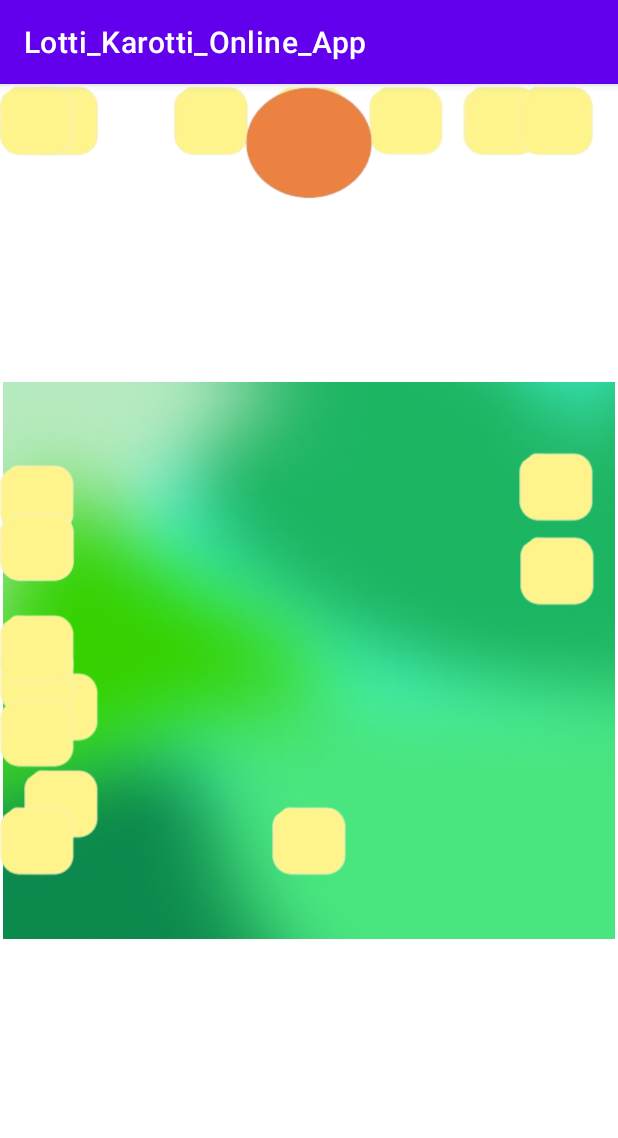
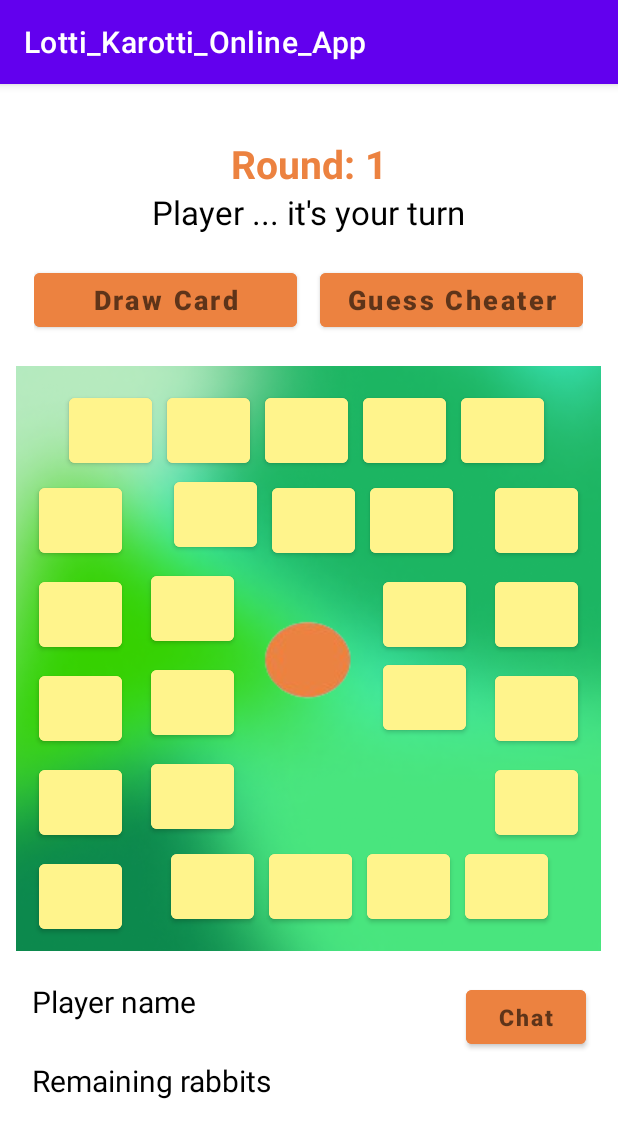
Before and after one commit to SE2-Gruppe-III-LottiKarotti/Frontend, an Android app: the GameActivity screen opened directly, with no data from a screen before it, on a phone screen of 412 x 824 dp. Shown: the top 1138 px of the screen. Run offline under Robolectric (Android 15) with nearby library versions, the phone set to English and light mode, and no system bars.

Commit message:
update gameboard

```diff
--- a/app/src/main/AndroidManifest.xml
+++ b/app/src/main/AndroidManifest.xml
@@ -17,7 +17,7 @@
         tools:targetApi="31">
         <activity
             android:name=".activities.GameActivity"
-            android:exported="false" />
+            android:exported="true" />
         <activity
             android:name=".activities.OpenRoomActivity"
             android:exported="false" />
--- a/app/src/main/res/layout/activity_game.xml
+++ b/app/src/main/res/layout/activity_game.xml
@@ -1,5 +1,5 @@
 <?xml version="1.0" encoding="utf-8"?>
-<androidx.constraintlayout.widget.ConstraintLayout xmlns:android="http://schemas.android.com/apk/res/android"
+<RelativeLayout xmlns:android="http://schemas.android.com/apk/res/android"
     xmlns:app="http://schemas.android.com/apk/res-auto"
     xmlns:tools="http://schemas.android.com/tools"
     android:id="@+id/main"
@@ -7,268 +7,372 @@
     android:layout_height="match_parent"
     tools:context=".activities.GameActivity">
 
-    <ImageView
-        android:id="@+id/imageView3"
-        android:layout_width="408dp"
-        android:layout_height="378dp"
-        app:layout_constraintBottom_toBottomOf="parent"
-        app:layout_constraintEnd_toEndOf="parent"
-        app:layout_constraintStart_toStartOf="parent"
-        app:layout_constraintTop_toTopOf="parent"
-        app:srcCompat="@drawable/background" />
+    <TextView
+        android:id="@+id/texttitle"
+        android:layout_width="wrap_content"
+        android:layout_height="wrap_content"
+        android:layout_centerHorizontal="true"
+        android:layout_marginTop="35dp"
+        android:text="@string/round_1"
+        android:textColor="@color/orange"
+        android:textSize="26sp"
+        android:textStyle="bold" />
 
-    <ImageView
-        android:id="@+id/imageView5"
-        android:layout_width="50dp"
-        android:layout_height="50dp"
-        android:layout_marginStart="16dp"
-        app:layout_constraintStart_toStartOf="parent"
-        app:srcCompat="@drawable/field"
-        tools:layout_editor_absoluteY="494dp" />
+    <RelativeLayout
+        android:id="@+id/relative_layout1"
+        android:layout_width="wrap_content"
+        android:layout_height="wrap_content"
+        android:layout_below="@+id/texttitle"
+        android:layout_centerHorizontal="true"
+        android:layout_marginBottom="20dp">
 
-    <ImageView
-        android:id="@+id/imageView6"
-        android:layout_width="50dp"
-        android:layout_height="50dp"
-        android:layout_marginStart="16dp"
-        app:layout_constraintBottom_toBottomOf="parent"
-        app:layout_constraintStart_toStartOf="parent"
-        app:layout_constraintTop_toTopOf="parent"
-        app:layout_constraintVertical_bias="0.634"
-        app:srcCompat="@drawable/field" />
+        <TextView
+            android:id="@+id/text_player"
+            android:layout_width="250dp"
+            android:layout_height="wrap_content"
+            android:text="@string/player_it_s_your_turn"
+            android:textAlignment="center"
+            android:textColor="@color/black"
+            android:textSize="22dp" />
+    </RelativeLayout>
 
-    <ImageView
-        android:id="@+id/imageView7"
-        android:layout_width="50dp"
-        android:layout_height="50dp"
-        android:layout_marginStart="16dp"
-        app:layout_constraintBottom_toBottomOf="parent"
-        app:layout_constraintStart_toStartOf="parent"
-        app:layout_constraintTop_toTopOf="parent"
-        app:layout_constraintVertical_bias="0.544"
-        app:srcCompat="@drawable/field" />
+    <RelativeLayout
+        android:id="@+id/relative_layout2"
+        android:layout_width="wrap_content"
+        android:layout_height="wrap_content"
+        android:layout_below="@+id/relative_layout1"
+        android:layout_centerHorizontal="true"
+        android:layout_marginBottom="20dp">
 
-    <ImageView
-        android:id="@+id/imageView8"
-        android:layout_width="50dp"
-        android:layout_height="50dp"
-        android:layout_marginStart="16dp"
-        app:layout_constraintStart_toStartOf="parent"
-        app:srcCompat="@drawable/field"
-        tools:layout_editor_absoluteY="303dp" />
+        <Button
+            android:id="@+id/btn_draw"
+            android:layout_width="175dp"
+            android:layout_height="wrap_content"
+            android:layout_marginEnd="15dp"
+            android:backgroundTint="@color/orange"
+            android:hint="@string/draw_card"
+            android:textColor="@color/black"
+            android:textSize="18dp"
+            android:textStyle="bold" />
 
-    <ImageView
-        android:id="@+id/imageView9"
-        android:layout_width="50dp"
-        android:layout_height="50dp"
-        android:layout_marginStart="16dp"
-        app:layout_constraintStart_toStartOf="parent"
-        app:srcCompat="@drawable/field"
-        tools:layout_editor_absoluteY="245dp" />
+        <Button
+            android:id="@+id/btn_guess"
+            android:layout_width="175dp"
+            android:layout_height="wrap_content"
+            android:layout_toEndOf="@id/btn_draw"
+            android:backgroundTint="@color/orange"
+            android:hint="@string/guess_cheater"
+            android:textColor="@color/black"
+            android:textSize="18dp"
+            android:textStyle="bold" />
+    </RelativeLayout>
 
-    <ImageView
-        android:id="@+id/imageView10"
-        android:layout_width="50dp"
-        android:layout_height="50dp"
-        app:srcCompat="@drawable/field"
-        tools:layout_editor_absoluteX="49dp"
-        tools:layout_editor_absoluteY="187dp" />
+    <RelativeLayout
+        android:id="@+id/relative_layout3"
+        android:layout_width="390dp"
+        android:layout_height="390dp"
+        android:layout_below="@+id/relative_layout2"
+        android:layout_centerHorizontal="true"
+        android:layout_marginBottom="20dp"
+        android:background="@drawable/background">
 
-    <ImageView
-        android:id="@+id/imageView11"
-        android:layout_width="50dp"
-        android:layout_height="50dp"
-        app:layout_constraintEnd_toEndOf="parent"
-        app:layout_constraintHorizontal_bias="0.321"
-        app:layout_constraintStart_toStartOf="parent"
-        app:srcCompat="@drawable/field"
-        tools:layout_editor_absoluteY="187dp" />
+        <Button
+            android:id="@+id/field5"
+            android:layout_width="55dp"
+            android:layout_height="55dp"
+            android:layout_alignParentStart="true"
+            android:layout_marginStart="15dp"
+            android:layout_marginTop="75dp"
+            android:layout_marginBottom="7dp"
+            android:backgroundTint="@color/yellow" />
 
-    <ImageView
-        android:id="@+id/imageView12"
-        android:layout_width="50dp"
-        android:layout_height="50dp"
-        app:layout_constraintEnd_toEndOf="parent"
-        app:layout_constraintHorizontal_bias="0.501"
-        app:layout_constraintStart_toStartOf="parent"
-        app:srcCompat="@drawable/field"
-        tools:layout_editor_absoluteY="187dp" />
+        <Button
+            android:id="@+id/field4"
+            android:layout_width="55dp"
+            android:layout_height="55dp"
+            android:layout_below="@id/field5"
+            android:layout_marginStart="15dp"
+            android:layout_marginBottom="7dp"
+            android:backgroundTint="@color/yellow" />
 
-    <ImageView
-        android:id="@+id/imageView13"
-        android:layout_width="50dp"
-        android:layout_height="50dp"
-        android:layout_marginEnd="116dp"
-        app:layout_constraintEnd_toEndOf="parent"
-        app:srcCompat="@drawable/field"
-        tools:layout_editor_absoluteY="187dp" />
+        <Button
+            android:id="@+id/field3"
+            android:layout_width="55dp"
+            android:layout_height="55dp"
+            android:layout_below="@id/field4"
+            android:layout_marginStart="15dp"
+            android:layout_marginBottom="7dp"
+            android:backgroundTint="@color/yellow" />
 
-    <ImageView
-        android:id="@+id/imageView14"
-        android:layout_width="50dp"
-        android:layout_height="50dp"
-        app:layout_constraintEnd_toEndOf="parent"
-        app:layout_constraintHorizontal_bias="0.853"
-        app:layout_constraintStart_toStartOf="parent"
-        app:srcCompat="@drawable/field"
-        tools:layout_editor_absoluteY="187dp" />
+        <Button
+            android:id="@+id/field2"
+            android:layout_width="55dp"
+            android:layout_height="55dp"
+            android:layout_below="@id/field3"
+            android:layout_marginStart="15dp"
+            android:layout_marginBottom="7dp"
+            android:backgroundTint="@color/yellow" />
 
-    <ImageView
-        android:id="@+id/imageView15"
-        android:layout_width="50dp"
-        android:layout_height="50dp"
-        android:layout_marginTop="244dp"
-        android:layout_marginEnd="16dp"
-        app:layout_constraintEnd_toEndOf="parent"
-        app:layout_constraintTop_toTopOf="parent"
-        app:srcCompat="@drawable/field" />
+        <Button
+            android:id="@+id/field1"
+            android:layout_width="55dp"
+            android:layout_height="55dp"
+            android:layout_below="@id/field2"
+            android:layout_marginStart="15dp"
+            android:layout_marginBottom="7dp"
+            android:backgroundTint="@color/yellow" />
 
-    <ImageView
-        android:id="@+id/imageView16"
-        android:layout_width="50dp"
-        android:layout_height="50dp"
-        android:layout_marginTop="300dp"
-        app:layout_constraintEnd_toEndOf="parent"
-        app:layout_constraintHorizontal_bias="0.958"
-        app:layout_constraintStart_toStartOf="parent"
-        app:layout_constraintTop_toTopOf="parent"
-        app:srcCompat="@drawable/field" />
+        <Button
+            android:id="@+id/field6"
+            android:layout_width="55dp"
+            android:layout_height="55dp"
+            android:layout_alignParentTop="true"
+            android:layout_marginStart="35dp"
+            android:layout_marginTop="15dp"
+            android:layout_marginBottom="7dp"
+            android:backgroundTint="@color/yellow" />
 
-    <ImageView
-        android:id="@+id/imageView17"
-        android:layout_width="50dp"
-        android:layout_height="50dp"
-        app:layout_constraintEnd_toEndOf="parent"
-        app:layout_constraintHorizontal_bias="0.955"
-        app:layout_constraintStart_toStartOf="parent"
-        app:srcCompat="@drawable/field"
-        tools:layout_editor_absoluteY="358dp" />
+        <Button
+            android:id="@+id/field7"
+            android:layout_width="55dp"
+            android:layout_height="55dp"
+            android:layout_marginStart="10dp"
+            android:layout_marginTop="15dp"
+            android:layout_toEndOf="@id/field6"
+            android:backgroundTint="@color/yellow" />
 
-    <ImageView
-        android:id="@+id/imageView18"
-        android:layout_width="50dp"
-        android:layout_height="50dp"
-        android:layout_marginEnd="52dp"
-        app:layout_constraintEnd_toEndOf="parent"
-        app:srcCompat="@drawable/field"
-        tools:layout_editor_absoluteY="480dp" />
+        <Button
+            android:id="@+id/field8"
+            android:layout_width="55dp"
+            android:layout_height="55dp"
+            android:layout_marginStart="10dp"
+            android:layout_marginTop="15dp"
+            android:layout_toEndOf="@id/field7"
+            android:backgroundTint="@color/yellow" />
 
-    <ImageView
-        android:id="@+id/imageView19"
-        android:layout_width="50dp"
-        android:layout_height="50dp"
-        android:layout_marginTop="480dp"
-        app:layout_constraintTop_toTopOf="parent"
-        app:srcCompat="@drawable/field"
-        tools:layout_editor_absoluteX="245dp" />
+        <Button
+            android:id="@+id/field9"
+            android:layout_width="55dp"
+            android:layout_height="55dp"
+            android:layout_marginStart="10dp"
+            android:layout_marginTop="15dp"
+            android:layout_toEndOf="@id/field8"
+            android:backgroundTint="@color/yellow" />
 
-    <ImageView
-        android:id="@+id/imageView20"
-        android:layout_width="50dp"
-        android:layout_height="50dp"
-        android:layout_marginTop="480dp"
-        app:layout_constraintEnd_toEndOf="parent"
-        app:layout_constraintStart_toStartOf="parent"
-        app:layout_constraintTop_toTopOf="parent"
-        app:srcCompat="@drawable/field" />
+        <Button
+            android:id="@+id/field10"
+            android:layout_width="55dp"
+            android:layout_height="55dp"
+            android:layout_marginStart="10dp"
+            android:layout_marginTop="15dp"
+            android:layout_toEndOf="@id/field9"
+            android:backgroundTint="@color/yellow" />
 
-    <ImageView
-        android:id="@+id/imageView21"
-        android:layout_width="50dp"
-        android:layout_height="50dp"
-        app:layout_constraintEnd_toEndOf="parent"
-        app:layout_constraintHorizontal_bias="0.321"
-        app:layout_constraintStart_toStartOf="parent"
-        app:srcCompat="@drawable/field"
-        tools:layout_editor_absoluteY="480dp" />
+        <Button
+            android:id="@+id/field11"
+            android:layout_width="55dp"
+            android:layout_height="55dp"
+            android:layout_alignParentEnd="true"
+            android:layout_marginTop="75dp"
+            android:layout_marginEnd="15dp"
+            android:layout_marginBottom="7dp"
+            android:backgroundTint="@color/yellow" />
 
-    <ImageView
-        android:id="@+id/imageView22"
-        android:layout_width="50dp"
-        android:layout_height="50dp"
-        app:srcCompat="@drawable/field"
-        tools:layout_editor_absoluteX="85dp"
-        tools:layout_editor_absoluteY="421dp" />
+        <Button
+            android:id="@+id/field12"
+            android:layout_width="55dp"
+            android:layout_height="55dp"
+            android:layout_below="@id/field11"
+            android:layout_alignParentEnd="true"
+            android:layout_marginEnd="15dp"
+            android:layout_marginBottom="7dp"
+            android:backgroundTint="@color/yellow" />
 
-    <ImageView
-        android:id="@+id/imageView23"
-        android:layout_width="50dp"
-        android:layout_height="50dp"
-        app:layout_constraintBottom_toBottomOf="parent"
-        app:layout_constraintTop_toTopOf="parent"
-        app:layout_constraintVertical_bias="0.518"
-        app:srcCompat="@drawable/field"
-        tools:layout_editor_absoluteX="85dp" />
+        <Button
+            android:id="@+id/field13"
+            android:layout_width="55dp"
+            android:layout_height="55dp"
+            android:layout_below="@id/field12"
+            android:layout_alignParentEnd="true"
+            android:layout_marginEnd="15dp"
+            android:layout_marginBottom="7dp"
+            android:backgroundTint="@color/yellow" />
 
-    <ImageView
-        android:id="@+id/imageView24"
-        android:layout_width="50dp"
-        android:layout_height="50dp"
-        android:layout_marginEnd="16dp"
-        app:layout_constraintEnd_toEndOf="parent"
-        app:srcCompat="@drawable/field"
-        tools:layout_editor_absoluteY="421dp" />
+        <Button
+            android:id="@+id/field14"
+            android:layout_width="55dp"
+            android:layout_height="55dp"
+            android:layout_below="@id/field13"
+            android:layout_alignParentEnd="true"
+            android:layout_marginEnd="15dp"
+            android:layout_marginBottom="7dp"
+            android:backgroundTint="@color/yellow" />
 
-    <ImageView
-        android:id="@+id/imageView25"
-        android:layout_width="50dp"
-        android:layout_height="50dp"
-        android:layout_marginTop="252dp"
-        app:layout_constraintTop_toTopOf="parent"
-        app:srcCompat="@drawable/field"
-        tools:layout_editor_absoluteX="145dp" />
+        <Button
+            android:id="@+id/field15"
+            android:layout_width="55dp"
+            android:layout_height="55dp"
+            android:layout_alignParentEnd="true"
+            android:layout_alignParentBottom="true"
+            android:layout_marginEnd="35dp"
+            android:layout_marginBottom="15dp"
+            android:backgroundTint="@color/yellow" />
 
-    <ImageView
-        android:id="@+id/imageView26"
-        android:layout_width="50dp"
-        android:layout_height="50dp"
-        app:srcCompat="@drawable/field"
-        tools:layout_editor_absoluteX="214dp"
-        tools:layout_editor_absoluteY="252dp" />
+        <Button
+            android:id="@+id/field16"
+            android:layout_width="55dp"
+            android:layout_height="55dp"
+            android:layout_alignParentBottom="true"
+            android:layout_marginEnd="10dp"
+            android:layout_marginBottom="15dp"
+            android:layout_toStartOf="@id/field15"
+            android:backgroundTint="@color/yellow" />
 
-    <ImageView
-        android:id="@+id/imageView27"
-        android:layout_width="50dp"
-        android:layout_height="50dp"
-        android:layout_marginTop="284dp"
-        app:layout_constraintTop_toTopOf="parent"
-        app:srcCompat="@drawable/field"
-        tools:layout_editor_absoluteX="85dp" />
+        <Button
+            android:id="@+id/field17"
+            android:layout_width="55dp"
+            android:layout_height="55dp"
+            android:layout_alignParentBottom="true"
+            android:layout_marginEnd="10dp"
+            android:layout_marginBottom="15dp"
+            android:layout_toStartOf="@id/field16"
+            android:backgroundTint="@color/yellow" />
 
-    <ImageView
-        android:id="@+id/imageView28"
-        android:layout_width="50dp"
-        android:layout_height="50dp"
-        android:layout_marginTop="284dp"
-        app:layout_constraintTop_toTopOf="parent"
-        app:srcCompat="@drawable/field"
-        tools:layout_editor_absoluteX="276dp" />
+        <Button
+            android:id="@+id/field18"
+            android:layout_width="55dp"
+            android:layout_height="55dp"
+            android:layout_alignParentBottom="true"
+            android:layout_marginEnd="10dp"
+            android:layout_marginBottom="15dp"
+            android:layout_toStartOf="@id/field17"
+            android:backgroundTint="@color/yellow" />
 
-    <ImageView
-        android:id="@+id/imageView29"
-        android:layout_width="50dp"
-        android:layout_height="50dp"
-        android:layout_marginTop="352dp"
-        app:layout_constraintTop_toTopOf="parent"
-        app:srcCompat="@drawable/field"
-        tools:layout_editor_absoluteX="276dp" />
+        <Button
+            android:id="@+id/field19"
+            android:layout_width="55dp"
+            android:layout_height="55dp"
+            android:layout_alignParentStart="true"
+            android:layout_alignParentBottom="true"
+            android:layout_marginStart="90dp"
+            android:layout_marginBottom="75dp"
+            android:backgroundTint="@color/yellow" />
 
-    <ImageView
-        android:id="@+id/imageView30"
-        android:layout_width="50dp"
-        android:layout_height="50dp"
-        android:layout_marginTop="408dp"
-        app:layout_constraintTop_toTopOf="parent"
-        app:srcCompat="@drawable/field"
-        tools:layout_editor_absoluteX="231dp" />
+        <Button
+            android:id="@+id/field20"
+            android:layout_width="55dp"
+            android:layout_height="55dp"
+            android:layout_above="@id/field19"
+            android:layout_marginStart="90dp"
+            android:layout_marginBottom="7dp"
+            android:backgroundTint="@color/yellow" />
 
-    <ImageView
-        android:id="@+id/imageView31"
-        android:layout_width="96dp"
-        android:layout_height="77dp"
-        app:layout_constraintEnd_toEndOf="parent"
-        app:layout_constraintStart_toStartOf="parent"
-        app:srcCompat="@drawable/carrot"
-        tools:layout_editor_absoluteY="317dp" />
+        <Button
+            android:id="@+id/field21"
+            android:layout_width="55dp"
+            android:layout_height="55dp"
+            android:layout_above="@id/field20"
+            android:layout_marginStart="90dp"
+            android:layout_marginBottom="7dp"
+            android:backgroundTint="@color/yellow" />
 
-</androidx.constraintlayout.widget.ConstraintLayout>
+        <Button
+            android:id="@+id/field22"
+            android:layout_width="55dp"
+            android:layout_height="55dp"
+            android:layout_above="@id/field21"
+            android:layout_marginStart="105dp"
+            android:layout_marginBottom="7dp"
+            android:backgroundTint="@color/yellow" />
+
+        <Button
+            android:id="@+id/field23"
+            android:layout_width="55dp"
+            android:layout_height="55dp"
+            android:layout_marginStart="10dp"
+            android:layout_marginTop="75dp"
+            android:layout_toEndOf="@id/field22"
+            android:backgroundTint="@color/yellow" />
+
+        <Button
+            android:id="@+id/field24"
+            android:layout_width="55dp"
+            android:layout_height="55dp"
+            android:layout_marginStart="10dp"
+            android:layout_marginTop="75dp"
+            android:layout_toEndOf="@id/field23"
+            android:backgroundTint="@color/yellow" />
+
+        <Button
+            android:id="@+id/field25"
+            android:layout_width="55dp"
+            android:layout_height="55dp"
+            android:layout_below="@id/field24"
+            android:layout_alignParentEnd="true"
+            android:layout_marginTop="7dp"
+            android:layout_marginEnd="90dp"
+            android:backgroundTint="@color/yellow" />
+
+        <Button
+            android:id="@+id/field26"
+            android:layout_width="55dp"
+            android:layout_height="55dp"
+            android:layout_below="@id/field25"
+            android:layout_alignParentEnd="true"
+            android:layout_marginEnd="90dp"
+            android:layout_marginBottom="7dp"
+            android:backgroundTint="@color/yellow" />
+
+        <ImageButton
+            android:id="@+id/imageButton2"
+            android:layout_width="wrap_content"
+            android:layout_height="wrap_content"
+            android:layout_centerInParent="true"
+            android:layout_marginEnd="156dp"
+            android:layout_marginBottom="249dp"
+            android:backgroundTint="#00FFFFFF"
+            app:srcCompat="@drawable/carrot" />
+
+    </RelativeLayout>
+
+    <RelativeLayout
+        android:layout_width="400dp"
+        android:layout_height= "wrap_content"
+        android:layout_below="@+id/relative_layout3"
+        android:layout_centerHorizontal="true">
+
+        <Button
+            android:id="@+id/btn_chat"
+            android:layout_width="80dp"
+            android:layout_height="wrap_content"
+            android:layout_alignParentRight="true"
+            android:layout_marginEnd="15dp"
+            android:backgroundTint="@color/orange"
+            android:hint="@string/chat"
+            android:textColor="@color/black"
+            android:textSize="15dp"
+            android:textStyle="bold" />
+
+        <TextView
+            android:id="@+id/playerName"
+            android:layout_width="wrap_content"
+            android:layout_height="wrap_content"
+            android:layout_marginStart="15dp"
+            android:layout_marginBottom="25dp"
+            android:text="Player name"
+            android:textColor="@color/black"
+            android:textSize="20sp" />
+
+        <TextView
+            android:id="@+id/rabbits"
+            android:layout_width="wrap_content"
+            android:layout_height="wrap_content"
+            android:layout_marginStart="15dp"
+            android:layout_below="@id/playerName"
+            android:text="Remaining rabbits"
+            android:textColor="@color/black"
+            android:textSize="20sp" />
+
+    </RelativeLayout>
+
+</RelativeLayout>
--- a/app/src/main/res/values/colors.xml
+++ b/app/src/main/res/values/colors.xml
@@ -7,4 +7,6 @@
     <color name="teal_700">#FF018786</color>
     <color name="black">#FF000000</color>
     <color name="white">#FFFFFFFF</color>
+    <color name="orange">#FFEC8240</color>
+    <color name="yellow">#FFF48C</color>
 </resources>
--- a/app/src/main/res/values/strings.xml
+++ b/app/src/main/res/values/strings.xml
@@ -9,4 +9,10 @@
     <string name="join_room">Join_Room</string>
     <string name="rejoin_room">Rejoin_Room</string>
     <string name="instructions">Instructions</string>
+    <string name="draw">draw card</string>
+    <string name="round_1">Round: 1</string>
+    <string name="player_it_s_your_turn">Player ... it\'s your turn</string>
+    <string name="draw_card">Draw Card</string>
+    <string name="guess_cheater">Guess Cheater</string>
+    <string name="chat">Chat</string>
 </resources>
```
Also changed, not shown: app/src/main/res/drawable/carrot.png, app/src/main/res/drawable/chat.png (added).
